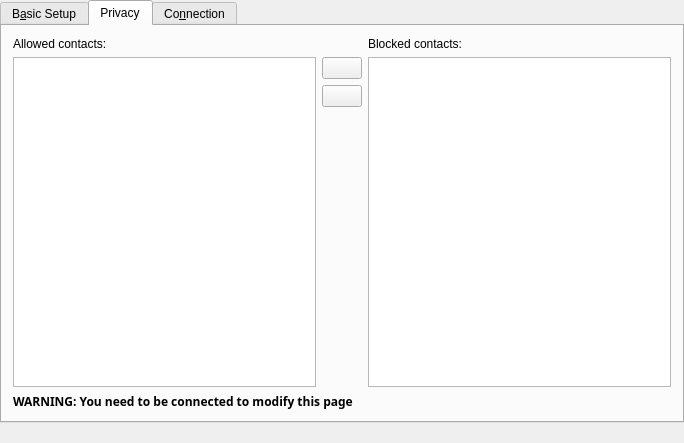
Before: the Qt Designer form protocols/wlm/ui/wlmaccountpreferences.ui in KDE/kopete, drawn with Qt 5.
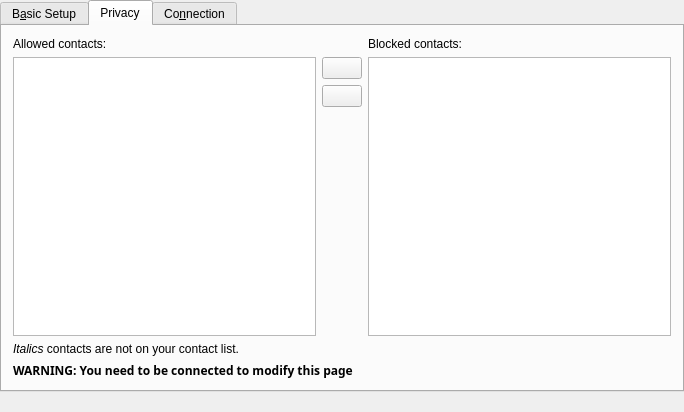
After: the same form once the commit is applied. The open tabs and pages were chosen to show the change. Custom widgets are drawn as their Qt base class.

Commit message: Set italics font for contacts not on contact list.

Diff of the .ui file:
```diff
--- a/protocols/wlm/ui/wlmaccountpreferences.ui
+++ b/protocols/wlm/ui/wlmaccountpreferences.ui
@@ -6,7 +6,7 @@
     <x>0</x>
     <y>0</y>
     <width>684</width>
-    <height>443</height>
+    <height>412</height>
    </rect>
   </property>
   <property name="windowTitle" >
@@ -229,6 +229,15 @@
          </item>
         </layout>
        </item>
+       <item>
+        <widget class="QLabel" name="label" >
+         <property name="text" >
+          <string>&lt;!DOCTYPE HTML PUBLIC "-//W3C//DTD HTML 4.0//EN" "http://www.w3.org/TR/REC-html40/strict.dtd">
+&lt;html>&lt;head>&lt;meta name="qrichtext" content="1" />&lt;/head>&lt;body>
+&lt;p style=" margin-top:0px; margin-bottom:0px; margin-left:0px; margin-right:0px; -qt-block-indent:0; text-indent:0px;">&lt;span style=" font-style:italic;">Italics&lt;/span> contacts are not on your contact list.&lt;/p>&lt;/body>&lt;/html></string>
+         </property>
+        </widget>
+       </item>
        <item>
         <widget class="QLabel" name="m_warning" >
          <property name="font" >
```
The commit also changes 1 other file.
